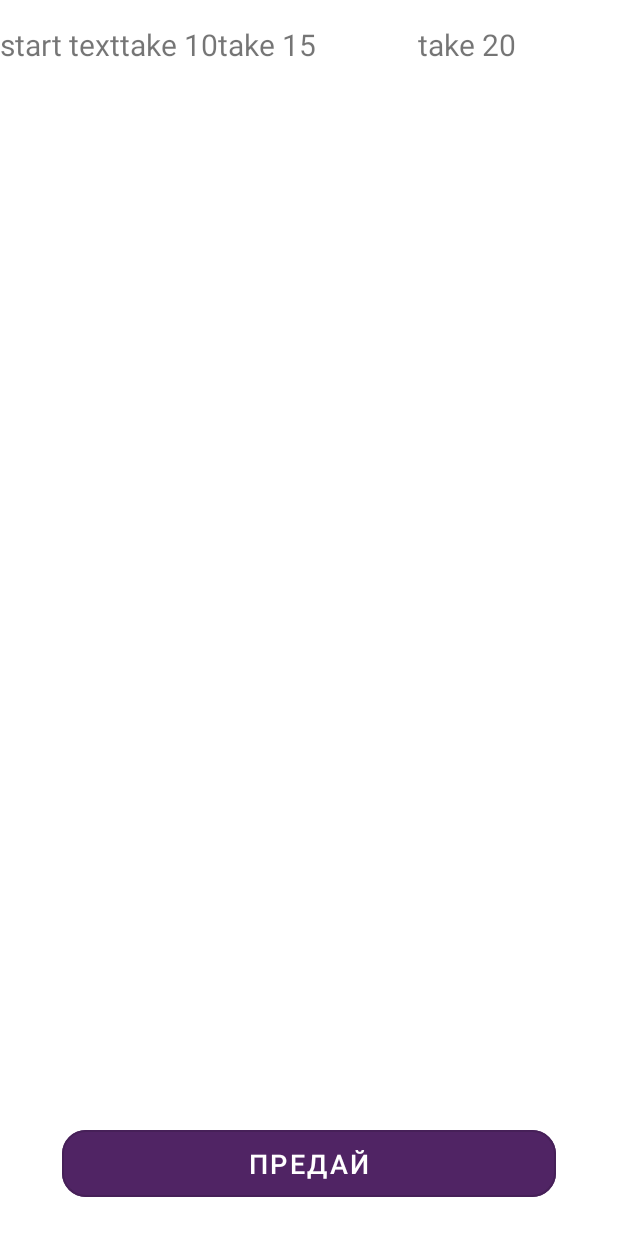
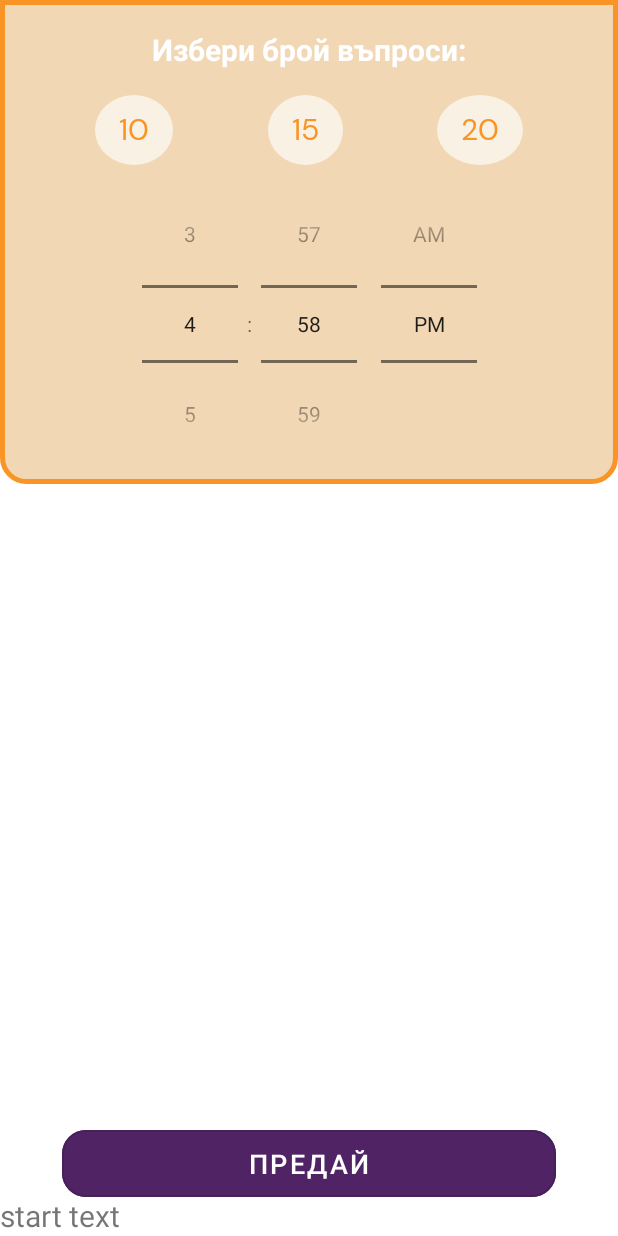
Before and after one commit to BGBorisova/QuizApp, an Android app: the TestScreenFragment screen opened through its navigation route, on a phone screen of 412 x 824 dp. Run offline under Robolectric (Android 15) with nearby library versions, the phone set to English and light mode, and no system bars; our stand-ins replace data binding, navigation-ui.

Commit message:
add number of question buttons

```diff
--- a/app/src/main/java/com/example/quizapp/ui/activity/fragment/TestScreenFragment.kt
+++ b/app/src/main/java/com/example/quizapp/ui/activity/fragment/TestScreenFragment.kt
@@ -40,7 +40,6 @@ class TestScreenFragment : Fragment(), TestItemListener {
         onBackPressed()
         return binding.root
     }
-
 
     private fun onBackPressed() =
         activity?.onBackPressedDispatcher?.addCallback(viewLifecycleOwner) {
--- /dev/null
+++ b/app/src/main/res/drawable/background_numbers.xml
@@ -0,0 +1,6 @@
+<shape xmlns:android="http://schemas.android.com/apk/res/android"
+    android:shape="oval">
+    <solid android:color="#A6ffffff"/>
+    <stroke android:width="0dp" android:color="@color/dark_orange" />
+    <size android:width="28dp" android:height="28dp"/>
+</shape>
--- /dev/null
+++ b/app/src/main/res/drawable/background_settings.xml
@@ -0,0 +1,17 @@
+<?xml version="1.0" encoding="UTF-8"?>
+<shape xmlns:android="http://schemas.android.com/apk/res/android">
+    <solid android:color="@color/undefined_color"/>
+
+    <stroke android:width="3dp"
+        android:color="@color/dark_orange"
+        />
+
+    <padding android:left="1dp"
+        android:top="1dp"
+        android:right="1dp"
+        android:bottom="1dp"
+        />
+
+    <corners android:bottomRightRadius="16dp" android:bottomLeftRadius="16dp"
+      />
+</shape>
--- a/app/src/main/res/layout/fragment_test_screen.xml
+++ b/app/src/main/res/layout/fragment_test_screen.xml
@@ -7,46 +7,97 @@
         android:layout_height="match_parent"
         tools:context=".ui.activity.fragment.TestScreenFragment">
 
+        <androidx.constraintlayout.widget.ConstraintLayout
+            android:id="@+id/layoutSettings"
+            android:layout_width="match_parent"
+            android:layout_height="wrap_content"
+            android:background="@drawable/background_settings"
+            android:visibility="visible"
+            app:layout_constraintEnd_toEndOf="parent"
+            app:layout_constraintStart_toStartOf="parent"
+            app:layout_constraintTop_toTopOf="parent">
+
             <TextView
-            android:id="@+id/txtTest"
-            android:text="start text"
+                android:id="@+id/txtChooseQuestions"
+                android:layout_width="wrap_content"
+                android:layout_height="match_parent"
+                android:layout_marginTop="@dimen/margin_large"
+                android:fontFamily="@font/dm_sans_bold"
+                android:text="Избери брой въпроси:"
+                android:textColor="@color/white"
                 android:textSize="20sp"
-            android:layout_marginTop="@dimen/margin_medium"
-            android:layout_width="wrap_content"
-            android:layout_height="wrap_content"
+                app:layout_constraintEnd_toEndOf="parent"
                 app:layout_constraintStart_toStartOf="parent"
                 app:layout_constraintTop_toTopOf="parent" />
 
             <TextView
                 android:id="@+id/txtTake10"
-            android:text="take 10"
-            android:textSize="20sp"
-            android:layout_marginTop="@dimen/margin_medium"
                 android:layout_width="wrap_content"
                 android:layout_height="wrap_content"
-            app:layout_constraintStart_toEndOf="@id/txtTest"
-            app:layout_constraintTop_toTopOf="parent" />
+                android:layout_marginTop="@dimen/margin_medium"
+                android:background="@drawable/background_numbers"
+                android:fontFamily="@font/dm_sans_regular"
+                android:paddingHorizontal="@dimen/margin_medium"
+                android:paddingVertical="10dp"
+                android:text="10"
+                android:textColor="@color/dark_orange"
+                android:textSize="20sp"
+                app:layout_constraintEnd_toStartOf="@id/txtTake15"
+                app:layout_constraintStart_toStartOf="parent"
+                app:layout_constraintTop_toBottomOf="@id/txtChooseQuestions" />
 
             <TextView
                 android:id="@+id/txtTake15"
-            android:text="take 15"
-            android:textSize="20sp"
-            android:layout_marginTop="@dimen/margin_medium"
                 android:layout_width="wrap_content"
                 android:layout_height="wrap_content"
+                android:layout_marginTop="@dimen/margin_medium"
+                android:background="@drawable/background_numbers"
+                android:fontFamily="@font/dm_sans_regular"
+                android:paddingHorizontal="@dimen/margin_medium"
+                android:paddingVertical="10dp"
+                android:text="15"
+                android:textColor="@color/dark_orange"
+                android:textSize="20sp"
+                app:layout_constraintEnd_toStartOf="@id/txtTake20"
                 app:layout_constraintStart_toEndOf="@id/txtTake10"
-            app:layout_constraintTop_toTopOf="parent" />
+                app:layout_constraintTop_toBottomOf="@id/txtChooseQuestions" />
 
             <TextView
                 android:id="@+id/txtTake20"
-            android:text="take 20"
-            android:textSize="20sp"
-            android:layout_marginTop="@dimen/margin_medium"
-            app:layout_constraintStart_toEndOf="@id/txtTake15"
                 android:layout_width="wrap_content"
                 android:layout_height="wrap_content"
+                android:layout_marginTop="@dimen/margin_medium"
+                android:background="@drawable/background_numbers"
+                android:fontFamily="@font/dm_sans_regular"
+                android:paddingHorizontal="@dimen/margin_medium"
+                android:paddingVertical="10dp"
+                android:text="20"
+                android:textColor="@color/dark_orange"
+                android:textSize="20sp"
                 app:layout_constraintEnd_toEndOf="parent"
-            app:layout_constraintTop_toTopOf="parent" />
+                app:layout_constraintStart_toEndOf="@id/txtTake15"
+                app:layout_constraintTop_toBottomOf="@id/txtChooseQuestions" />
+
+            <TimePicker
+                android:id="@+id/timePicker"
+                android:layout_width="wrap_content"
+                android:layout_height="wrap_content"
+                android:timePickerMode="spinner"
+                app:layout_constraintBottom_toBottomOf="parent"
+                app:layout_constraintEnd_toEndOf="parent"
+                app:layout_constraintStart_toStartOf="parent"
+                app:layout_constraintTop_toBottomOf="@id/txtTake10" />
+        </androidx.constraintlayout.widget.ConstraintLayout>
+
+        <TextView
+            android:id="@+id/txtTest"
+            android:layout_width="wrap_content"
+            android:layout_height="wrap_content"
+            android:layout_marginTop="@dimen/margin_medium"
+            android:text="start text"
+            android:textSize="20sp"
+            app:layout_constraintBottom_toBottomOf="parent"
+            app:layout_constraintStart_toStartOf="parent" />
 
         <androidx.recyclerview.widget.RecyclerView
             android:id="@+id/recyclerView"
```
Lines whose indentation alone changed are shown as unchanged.
